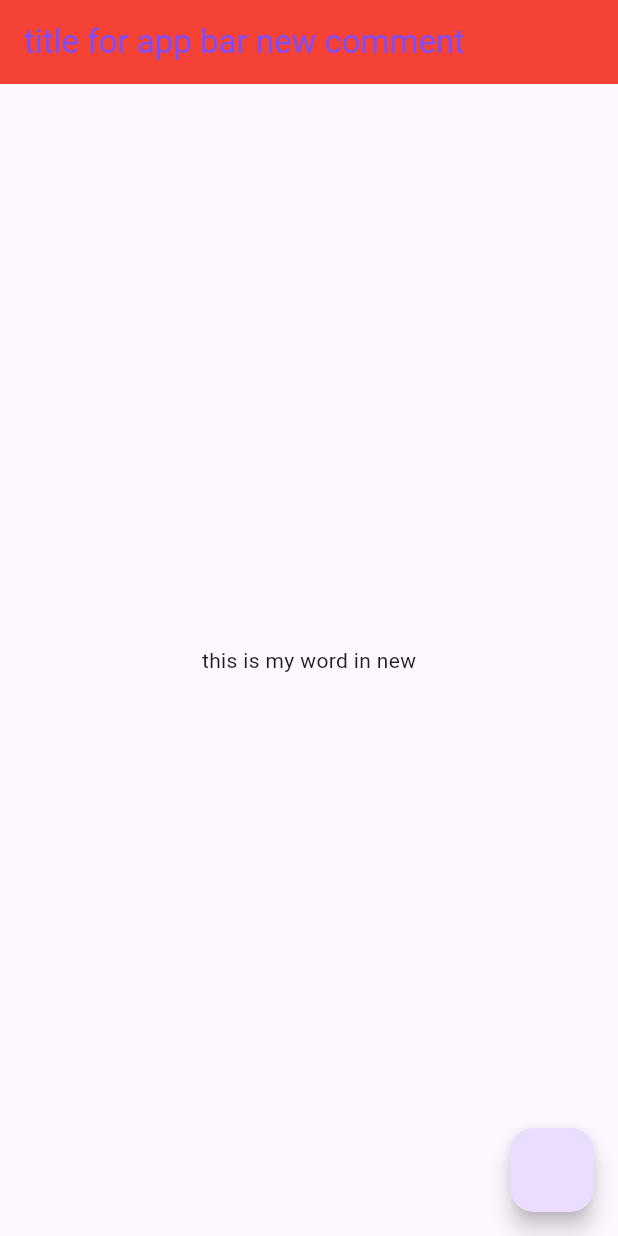
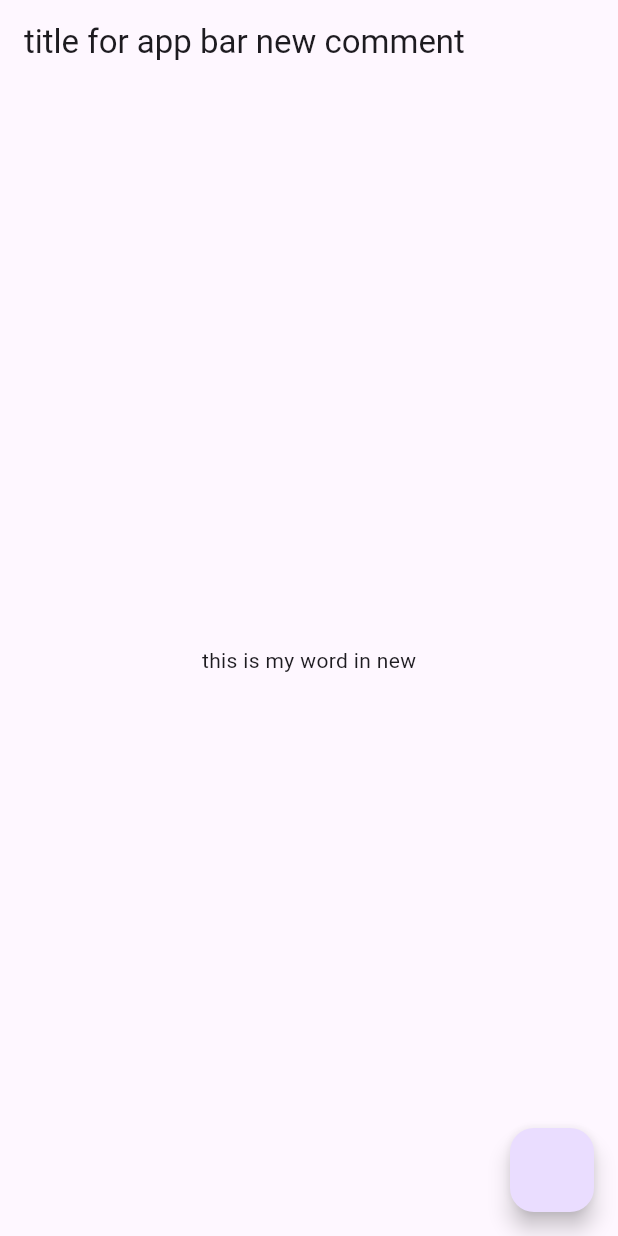
Before and after one commit to Youssef-Ebn-Yasser/git_playGround, a Flutter app: the screen it shows after launch, on a phone screen of 412 x 824 dp. Run offline on Flutter 3.47's test engine with Material 3 defaults, Android fonts, the phone set to English and light mode, and no system bars.

Commit message:
delete background

```diff
--- a/lib/main.dart
+++ b/lib/main.dart
@@ -13,8 +13,7 @@ class myWidgit extends StatelessWidget {
           floatingActionButton: FloatingActionButton(onPressed:(){}),
           appBar: AppBar(
             title: Text("title for app bar new comment"),
-            backgroundColor: Colors.red,
-            foregroundColor:Colors.deepPurpleAccent,
+
           ),
           body: Center(
             child: Text('this is my word in new'),
```
